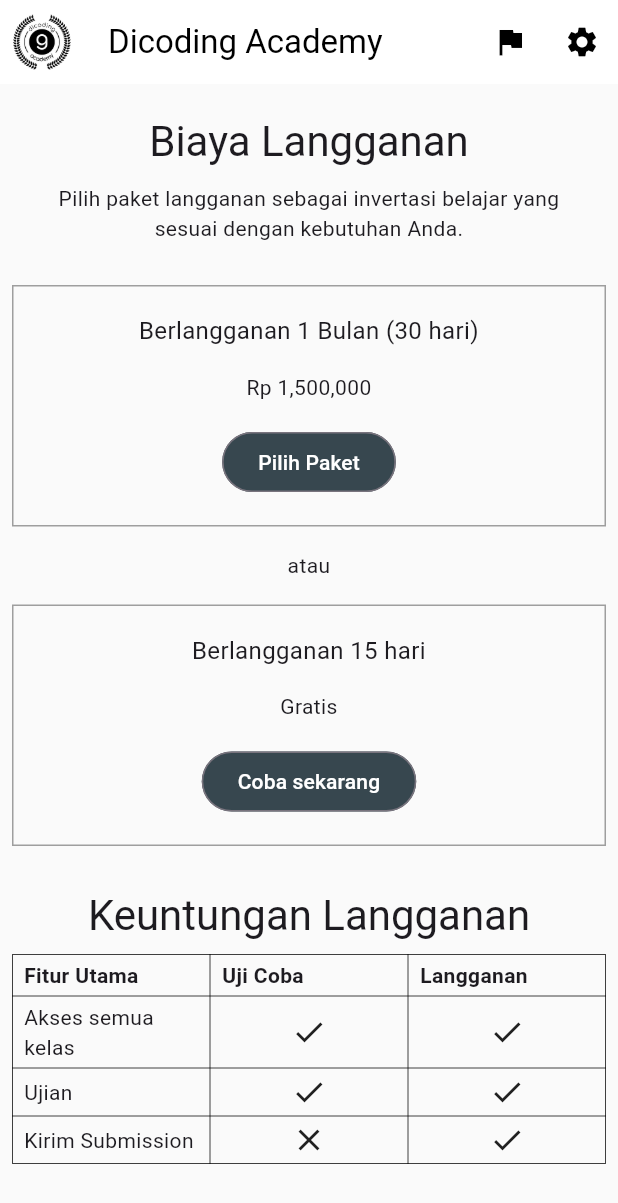
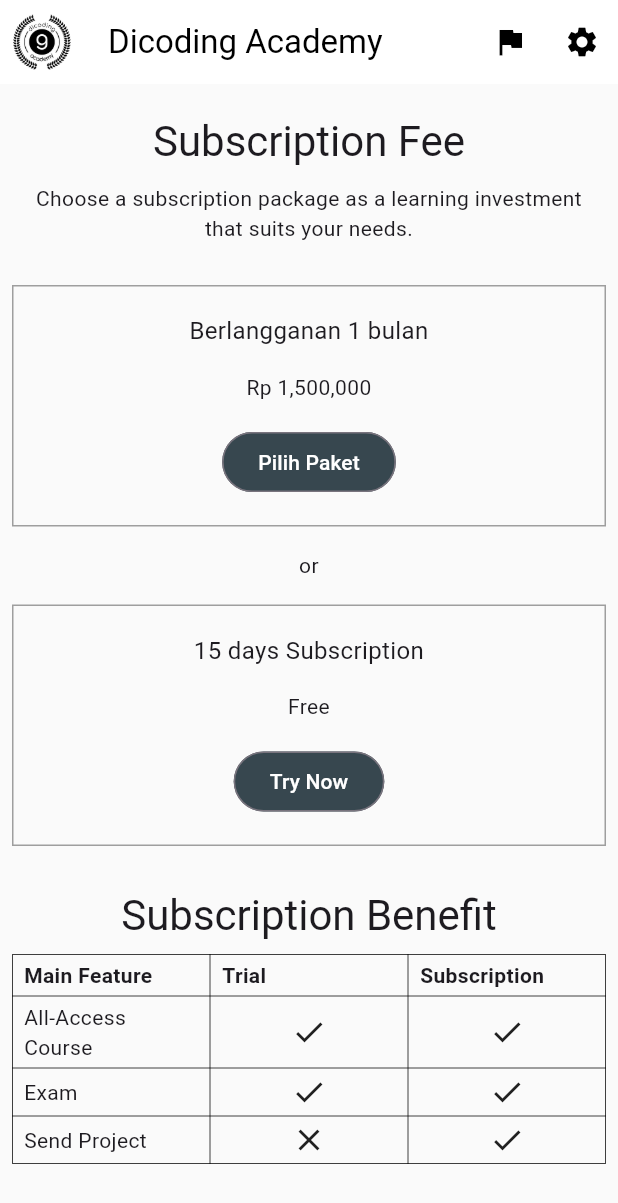
Before and after one commit to ZenMachi/Flutter-Intermediate-Arc, a Flutter app: the screen it shows after launch, on a phone screen of 412 x 824 dp. Shown: the top 1203 px of the screen. Run offline on Flutter 3.47's test engine with Material 3 defaults, Android fonts, the light colour scheme and no system bars; our stand-ins replace audioplayers, camera, image_picker, video_player; generated files the repository leaves out were written again.

Commit message:
done latihan localization

```diff
--- /dev/null
+++ b/Localization and Accessibility/00-starter/l10n.yaml
@@ -0,0 +1,3 @@
+arb-dir: lib/l10n
+template-arb-file: app_id.arb
+output-localization-file: app_localizations.dart
--- /dev/null
+++ b/Localization and Accessibility/00-starter/lib/common.dart
@@ -0,0 +1,2 @@
+export 'package:flutter_gen/gen_l10n/app_localizations.dart';
+export 'package:flutter_localizations/flutter_localizations.dart';
--- a/Localization and Accessibility/00-starter/lib/content/benefit_table.dart
+++ b/Localization and Accessibility/00-starter/lib/content/benefit_table.dart
@@ -1,4 +1,5 @@
 import 'package:dicoding_subscriptions/classes/benefit_feature.dart';
+import 'package:dicoding_subscriptions/common.dart';
 import 'package:dicoding_subscriptions/widget/table_cell_widget.dart';
 import 'package:flutter/material.dart';
 
@@ -8,9 +9,12 @@
   @override
   Widget build(BuildContext context) {
     final benefitFeatureList = [
-      BenefitFeature("Akses semua kelas", true, true),
-      BenefitFeature("Ujian", true, true),
-      BenefitFeature("Kirim Submission", false, true),
+      BenefitFeature(
+          AppLocalizations.of(context)!.benefitFeatureItem1, true, true),
+      BenefitFeature(
+          AppLocalizations.of(context)!.benefitFeatureItem2, true, true),
+      BenefitFeature(
+          AppLocalizations.of(context)!.benefitFeatureItem3, false, true),
     ];
     return Table(
       border: TableBorder.all(width: 0.5),
@@ -23,15 +27,15 @@
       children: [
         TableRow(children: [
           TableCellWidget(
-            text: "Fitur Utama",
+            text: AppLocalizations.of(context)!.benefitFeatureTitle1,
             isBold: true,
           ),
           TableCellWidget(
-            text: "Uji Coba",
+            text: AppLocalizations.of(context)!.benefitFeatureTitle2,
             isBold: true,
           ),
           TableCellWidget(
-            text: "Langganan",
+            text: AppLocalizations.of(context)!.benefitFeatureTitle3,
             isBold: true,
           ),
         ]),
--- a/Localization and Accessibility/00-starter/lib/content/benefit_widget.dart
+++ b/Localization and Accessibility/00-starter/lib/content/benefit_widget.dart
@@ -1,5 +1,6 @@
 
 
+import 'package:dicoding_subscriptions/common.dart';
 import 'package:dicoding_subscriptions/content/benefit_table.dart';
 import 'package:flutter/material.dart';
 
@@ -11,7 +12,7 @@
     return Column(
       children: [
         Text(
-          "Keuntungan Langganan",
+          AppLocalizations.of(context)!.benefitTitle,
           style: Theme.of(context).textTheme.headline4,
           softWrap: true,
           overflow: TextOverflow.fade,
--- a/Localization and Accessibility/00-starter/lib/content/free_packet_card.dart
+++ b/Localization and Accessibility/00-starter/lib/content/free_packet_card.dart
@@ -1,3 +1,4 @@
+import 'package:dicoding_subscriptions/common.dart';
 import 'package:flutter/material.dart';
 
 
@@ -22,7 +23,7 @@
           Padding(
             padding: const EdgeInsets.all(8.0),
             child: Text(
-              "Berlangganan 15 hari",
+             AppLocalizations.of(context)!.freePackageTitle(15),
               textAlign: TextAlign.center,
               style: TextStyle(
                 fontSize: 16,
@@ -32,7 +33,7 @@
           Padding(
             padding: const EdgeInsets.all(8.0),
             child: Text(
-              "Gratis",
+              AppLocalizations.of(context)!.freePackagePrice,
               textAlign: TextAlign.center,
             ),
           ),
@@ -41,7 +42,7 @@
             child: OutlinedButton(
               onPressed: () {},
               child: Text(
-                "Coba sekarang",
+                AppLocalizations.of(context)!.freePackageButton,
                 textAlign: TextAlign.center,
               ),
             ),
--- a/Localization and Accessibility/00-starter/lib/content/header_widget.dart
+++ b/Localization and Accessibility/00-starter/lib/content/header_widget.dart
@@ -1,3 +1,4 @@
+import 'package:dicoding_subscriptions/common.dart';
 import 'package:flutter/material.dart';
 
 class CostWidget extends StatelessWidget {
@@ -10,7 +11,7 @@
       child: Column(
         children: [
           Text(
-            "Biaya Langganan",
+            AppLocalizations.of(context)!.costTitle,
             style: Theme.of(context).textTheme.headline4,
             softWrap: true,
             overflow: TextOverflow.fade,
@@ -18,7 +19,7 @@
           ),
           const SizedBox(height: 10),
           Text(
-            "Pilih paket langganan sebagai invertasi belajar yang sesuai dengan kebutuhan Anda.",
+            AppLocalizations.of(context)!.costSubtitle,
             style: Theme.of(context).textTheme.bodyText2,
             softWrap: true,
             overflow: TextOverflow.fade,
--- a/Localization and Accessibility/00-starter/lib/content/or_widget.dart
+++ b/Localization and Accessibility/00-starter/lib/content/or_widget.dart
@@ -1,3 +1,4 @@
+import 'package:dicoding_subscriptions/common.dart';
 import 'package:flutter/material.dart';
 
 class OrWidget extends StatelessWidget {
@@ -9,7 +10,7 @@
       padding: const EdgeInsets.all(8.0),
       alignment: Alignment.center,
       child: Text(
-        "atau",
+        AppLocalizations.of(context)!.orText,
         textAlign: TextAlign.center,
       ),
     );
--- a/Localization and Accessibility/00-starter/lib/content/paid_packet_card.dart
+++ b/Localization and Accessibility/00-starter/lib/content/paid_packet_card.dart
@@ -1,3 +1,4 @@
+import 'package:dicoding_subscriptions/common.dart';
 import 'package:flutter/material.dart';
 
 class PaidPackageCard extends StatelessWidget {
@@ -19,12 +20,18 @@
         children: [
           Padding(
             padding: const EdgeInsets.all(8.0),
-            child: Text(
-              "Berlangganan 1 Bulan (30 hari)",
-              textAlign: TextAlign.center,
-              style: TextStyle(
-                fontSize: 16,
-              ),
+            child: Localizations.override(
+              context: context,
+              locale: const Locale("id"),
+              child: Builder(builder: (context) {
+                return Text(
+                  AppLocalizations.of(context)!.paidPackageTitle(1),
+                  textAlign: TextAlign.center,
+                  style: TextStyle(
+                    fontSize: 16,
+                  ),
+                );
+              }),
             ),
           ),
           Padding(
--- a/Localization and Accessibility/00-starter/lib/main.dart
+++ b/Localization and Accessibility/00-starter/lib/main.dart
@@ -1,5 +1,7 @@
 import 'package:dicoding_subscriptions/home.dart';
 import 'package:flutter/material.dart';
+import 'package:dicoding_subscriptions/common.dart';
+import 'package:flutter_localizations/flutter_localizations.dart';
 
 void main() {
   runApp(const MyApp());
@@ -12,6 +14,8 @@
   Widget build(BuildContext context) {
     return MaterialApp(
       title: 'Flutter Localization & Accessibility',
+      localizationsDelegates: AppLocalizations.localizationsDelegates,
+      supportedLocales: AppLocalizations.supportedLocales,
       theme: ThemeData(
         appBarTheme: const AppBarTheme(
           backgroundColor: Colors.white,
--- a/Localization and Accessibility/00-starter/pubspec.yaml
+++ b/Localization and Accessibility/00-starter/pubspec.yaml
@@ -14,6 +14,10 @@
 
   cupertino_icons: ^1.0.2
 
+  flutter_localizations:
+    sdk: flutter
+  intl:
+
 dev_dependencies:
   flutter_test:
     sdk: flutter
@@ -22,5 +26,6 @@
 
 flutter:
   uses-material-design: true
+  generate: true
   assets:
     - assets/dicoding-academy.png
```
Also changed, not shown: Localization and Accessibility/00-starter/lib/l10n/app_ar.arb (added, +19 -0 lines), Localization and Accessibility/00-starter/lib/l10n/app_id.arb (added, +44 -0 lines), Localization and Accessibility/00-starter/lib/l10n/app_en.arb (renamed from Localization and Accessibility/00-starter/lib/l10n/intl_en.arb), Localization and Accessibility/00-starter/pubspec.lock, 1 other file.
